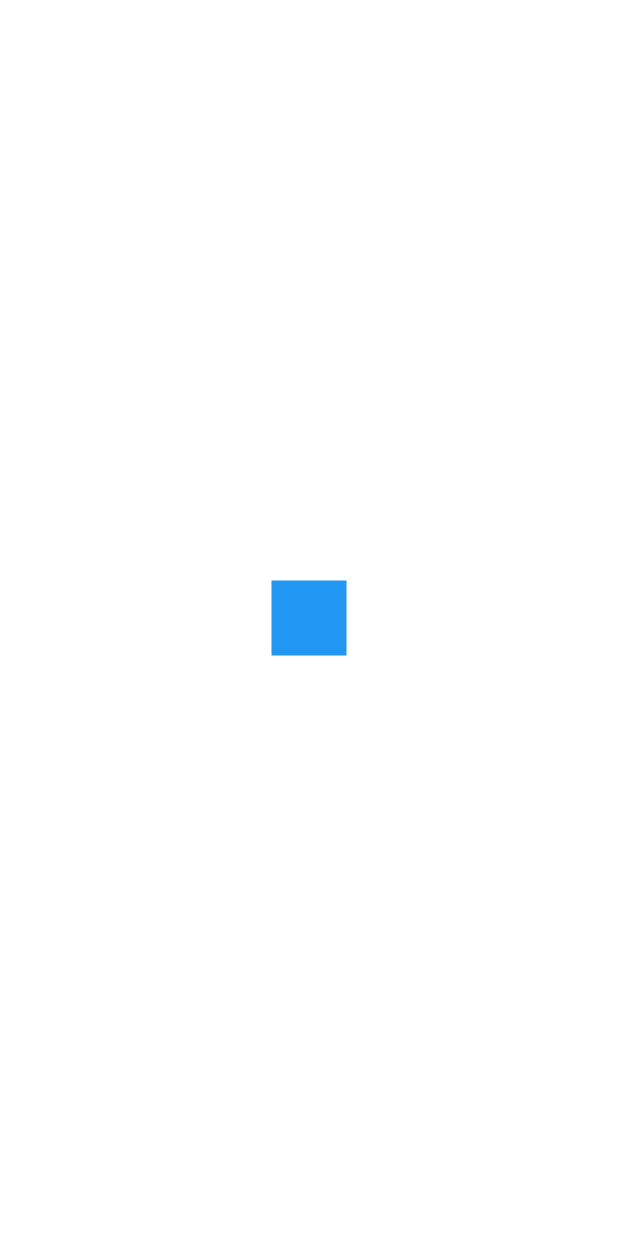
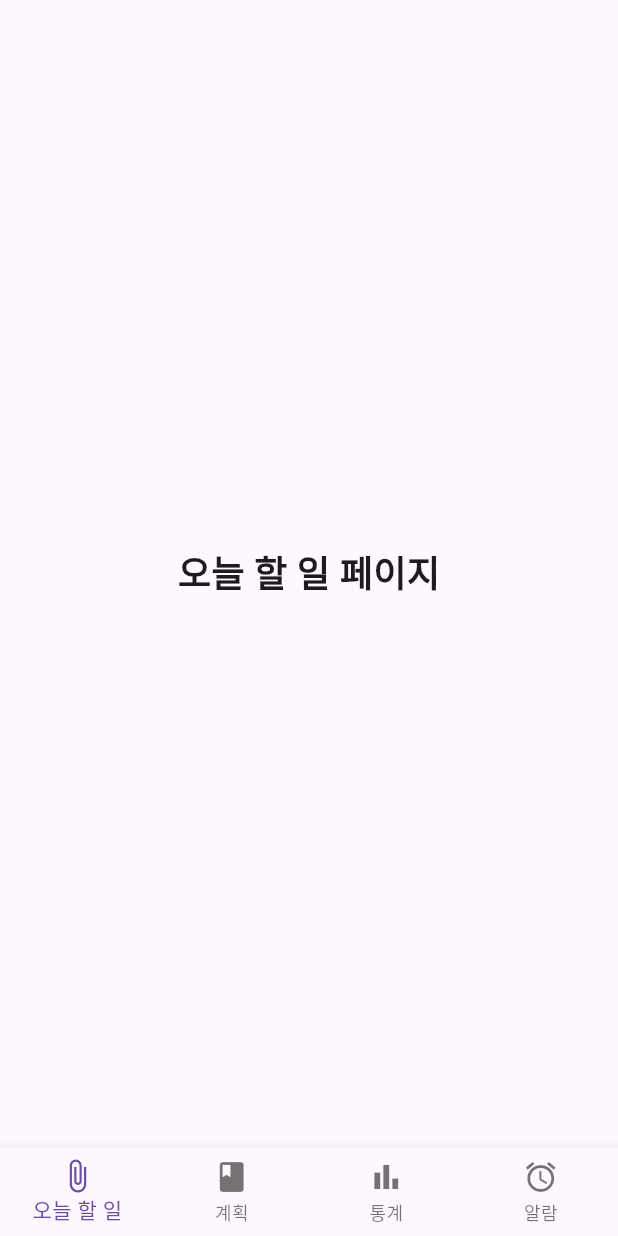
Before and after one commit to dbstjr3067/All-In-One-Scheduler, a Flutter app: the screen it shows after launch, on a phone screen of 412 x 824 dp. Run offline on Flutter 3.47's test engine with Material 3 defaults, Android fonts, the light colour scheme and no system bars.

Commit message:
BottomNavigationbar(하단 바) 추가

```diff
--- a/all_in_one_scheduler/lib/main.dart
+++ b/all_in_one_scheduler/lib/main.dart
@@ -10,10 +10,117 @@ class MyApp extends StatelessWidget {
   Widget build(BuildContext context) {
 //이 아래로 코드 작성, 위는 무시
     return MaterialApp(
-      home: Center(
-        child: Container(width:50, height:50, color: Colors.blue),
-      )
+      debugShowCheckedModeBanner: false,
+      title: '올인원 스케쥴러',
+      home: const HomePage(),
     ); //MaterialApp
-    //dasdlkdnlakdnlsdfnaslkfndlkn
   }
 }
+
+class HomePage extends StatefulWidget {
+  const HomePage({super.key});
+
+  @override
+  State<HomePage> createState() => _HomePageState();
+}
+
+class _HomePageState extends State<HomePage> {
+  int _selectedIndex = 0;
+
+  final List<Widget> _pages = const [
+    ReminderScreen(),
+    SchedulerScreen(),
+    StatisticsScreen(),
+    AlarmScreen()
+  ];
+
+  void _onItemTapped(int index) {
+    setState(() {
+      _selectedIndex = index; //탭 클릭 시 인덱스 변경
+    });
+  }
+
+  @override
+  Widget build(BuildContext context){
+    return Scaffold(
+      body: _pages[_selectedIndex],
+      bottomNavigationBar: BottomNavigationBar(
+        type: BottomNavigationBarType.fixed, // 4개 이상이면 이게 필요
+        currentIndex: _selectedIndex,
+        onTap: _onItemTapped,
+        items: const [
+          BottomNavigationBarItem(
+            icon: Icon(Icons.attach_file),
+            label: '오늘 할 일',
+          ),
+          BottomNavigationBarItem(
+            icon: Icon(Icons.book),
+            label: '계획',
+          ),
+          BottomNavigationBarItem(
+            icon: Icon(Icons.bar_chart),
+            label: '통계',
+          ),
+          BottomNavigationBarItem(
+            icon: Icon(Icons.alarm),
+            label: '알람',
+          ),
+        ]
+      ),
+    );
+  }
+}
+// -------------------- 화면 별 위젯 --------------------
+class ReminderScreen extends StatelessWidget {
+  const ReminderScreen({super.key});
+
+  @override
+  Widget build(BuildContext context) {
+    return const Center(
+      child: Text(
+        '오늘 할 일 페이지',
+        style: TextStyle(fontSize: 24, fontWeight: FontWeight.bold),
+      ),
+    );
+  }
+}
+
+class SchedulerScreen extends StatelessWidget {
+  const SchedulerScreen({super.key});
+
+  @override
+  Widget build(BuildContext context) {
+    return const Center(
+      child: Text(
+        '계획 세우기 페이지',
+        style: TextStyle(fontSize: 24, fontWeight: FontWeight.bold),
+      ),
+    );
+  }
+}
+class StatisticsScreen extends StatelessWidget {
+  const StatisticsScreen({super.key});
+
+  @override
+  Widget build(BuildContext context) {
+    return const Center(
+      child: Text(
+        '통계 페이지',
+        style: TextStyle(fontSize: 24, fontWeight: FontWeight.bold),
+      ),
+    );
+  }
+}
+class AlarmScreen extends StatelessWidget {
+  const AlarmScreen({super.key});
+
+  @override
+  Widget build(BuildContext context) {
+    return const Center(
+      child: Text(
+        '알람 페이지',
+        style: TextStyle(fontSize: 24, fontWeight: FontWeight.bold),
+      ),
+    );
+  }
+}
--- a/all_in_one_scheduler/pubspec.yaml
+++ b/all_in_one_scheduler/pubspec.yaml
@@ -51,7 +51,8 @@ dev_dependencies:
 
 # The following section is specific to Flutter packages.
 flutter:
-
+  assets:
+    - assets/
   # The following line ensures that the Material Icons font is
   # included with your application, so that you can use the icons in
   # the material Icons class.
```
